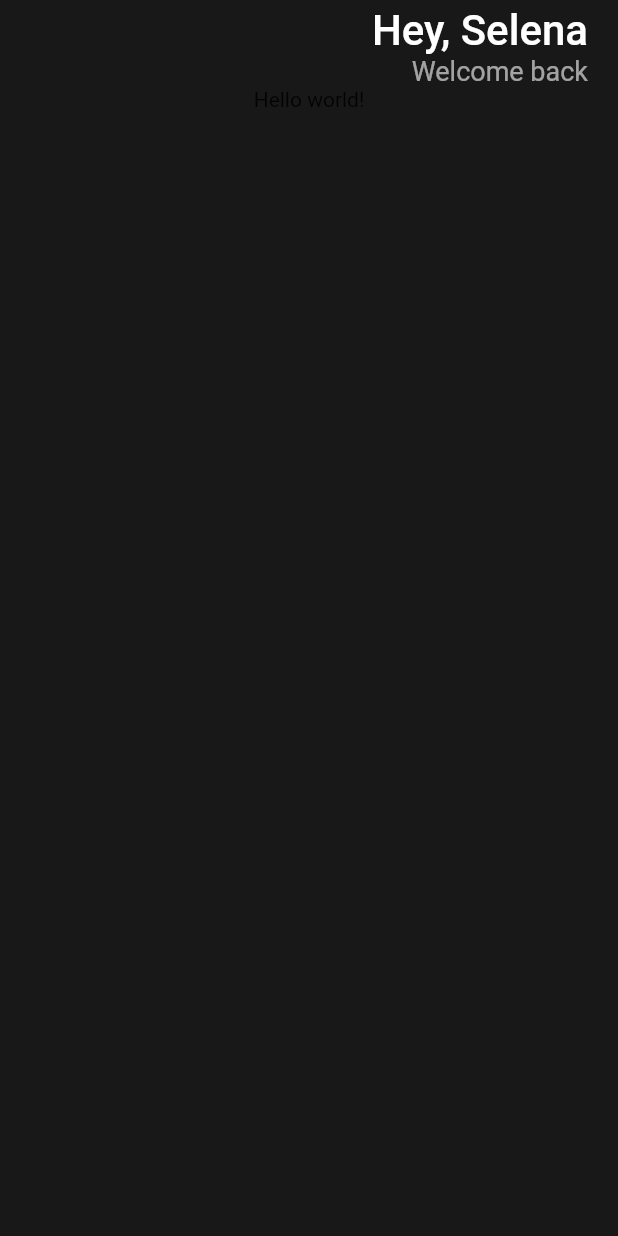
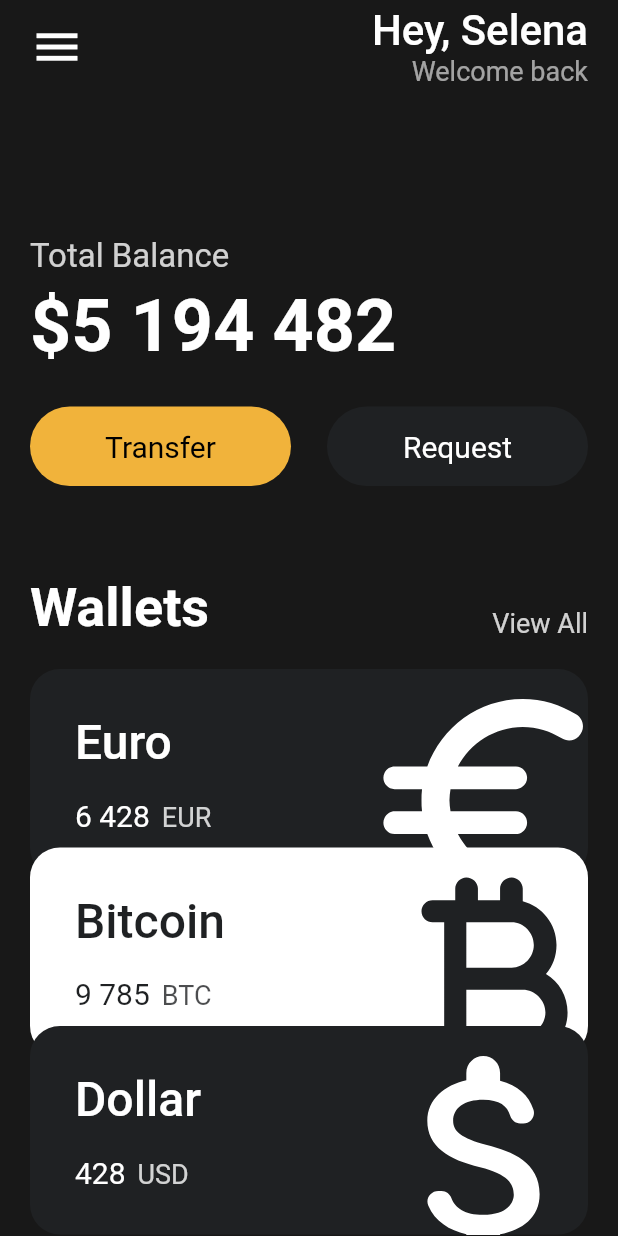
Before and after one commit to wonst-git/Flutter-Study, a Flutter app: the screen it shows after launch, on a phone screen of 412 x 824 dp. Run offline on Flutter 3.47's test engine with Material 2 defaults, Android fonts, the phone set to English and light mode, and no system bars.

Commit message:
#WalletUi - 완료
- 지갑 UI 만들기 완료

```diff
--- /dev/null
+++ b/WalletUi/lib/component/buttons.dart
@@ -0,0 +1,34 @@
+import 'package:flutter/material.dart';
+
+class Button extends StatelessWidget {
+  final String text;
+  final Color textColor;
+  final Color backgroundColor;
+
+  const Button({super.key, required this.text, required this.textColor, required this.backgroundColor});
+
+  @override
+  Widget build(BuildContext context) {
+    return Container(
+      decoration: BoxDecoration(
+        color: backgroundColor,
+        shape: BoxShape.rectangle,
+        borderRadius: BorderRadius.circular(40),
+      ),
+      alignment: Alignment.center,
+      child: Padding(
+        padding: const EdgeInsets.symmetric(
+          vertical: 15,
+          horizontal: 40,
+        ),
+        child: Text(
+          text,
+          style: TextStyle(
+            color: textColor,
+            fontSize: 20,
+          ),
+        ),
+      ),
+    );
+  }
+}
--- /dev/null
+++ b/WalletUi/lib/component/cards.dart
@@ -0,0 +1,80 @@
+import 'package:flutter/material.dart';
+import 'package:toonflix/model/currency_data.dart';
+
+class CurrencyCard extends StatelessWidget {
+  final CurrencyData currencyData;
+  final int index;
+
+  const CurrencyCard({super.key, required this.currencyData, required this.index});
+
+  @override
+  Widget build(BuildContext context) {
+    return Transform.translate(
+      offset: Offset(0, -20.0 * index),
+      child: Container(
+        clipBehavior: Clip.hardEdge,
+        decoration: BoxDecoration(
+          color: index.isOdd ? Colors.white : const Color(0xFF1F2123),
+          borderRadius: BorderRadius.circular(20),
+        ),
+        child: Padding(
+          padding: const EdgeInsets.all(30),
+          child: Row(
+            mainAxisAlignment: MainAxisAlignment.spaceBetween,
+            children: [
+              Column(
+                crossAxisAlignment: CrossAxisAlignment.start,
+                children: [
+                  Text(
+                    currencyData.name,
+                    style: TextStyle(
+                      color: index.isOdd ? const Color(0xFF1F2123) : Colors.white,
+                      fontSize: 32,
+                      fontWeight: FontWeight.w500,
+                    ),
+                  ),
+                  const SizedBox(
+                    height: 18,
+                  ),
+                  Row(
+                    crossAxisAlignment: CrossAxisAlignment.end,
+                    children: [
+                      Text(
+                        currencyData.amount,
+                        style: TextStyle(
+                          color: index.isOdd ? const Color(0xFF1F2123) : Colors.white,
+                          fontSize: 20,
+                        ),
+                      ),
+                      const SizedBox(
+                        width: 8,
+                      ),
+                      Text(
+                        currencyData.code,
+                        style: TextStyle(
+                          color: (index.isOdd ? const Color(0xFF1F2123) : Colors.white).withOpacity(0.8),
+                          fontSize: 18,
+                        ),
+                      ),
+                    ],
+                  ),
+                ],
+              ),
+              Transform.scale(
+                scale: 3,
+                child: Transform.translate(
+                  offset: const Offset(-2, 6),
+                  child: Icon(
+                    currencyData.icon,
+                    color: index.isOdd ? const Color(0xFF1F2123) : Colors.white,
+                    size: 60,
+                  ),
+                ),
+              ),
+            ],
+          ),
+        ),
+      ),
+    );
+  }
+}
--- a/WalletUi/lib/main.dart
+++ b/WalletUi/lib/main.dart
@@ -1,4 +1,8 @@
 import 'package:flutter/material.dart';
+import 'package:flutter/services.dart';
+import 'package:toonflix/component/buttons.dart';
+import 'package:toonflix/component/cards.dart';
+import 'package:toonflix/model/currency_data.dart';
 
 void main() {
   runApp(const App());
@@ -10,25 +14,40 @@ class App extends StatelessWidget {
   @override
   Widget build(BuildContext context) {
     var statusHeight = MediaQuery.of(context).viewPadding.top;
+    SystemChrome.setSystemUIOverlayStyle(const SystemUiOverlayStyle(statusBarColor: Colors.transparent));
+
+    List<CurrencyData> currencies = [
+      CurrencyData(name: 'Euro', code: 'EUR', amount: '6 428', icon: Icons.euro_rounded),
+      CurrencyData(name: 'Bitcoin', code: 'BTC', amount: '9 785', icon: Icons.currency_bitcoin_rounded),
+      CurrencyData(name: 'Dollar', code: 'USD', amount: '428', icon: Icons.attach_money_rounded),
+      CurrencyData(name: 'Dollar', code: 'USD', amount: '428', icon: Icons.attach_money_rounded),
+    ];
 
     return MaterialApp(
       home: Scaffold(
         backgroundColor: const Color(0xFF181818),
         body: Padding(
-          padding: EdgeInsets.symmetric(horizontal: 20),
+          padding: EdgeInsets.fromLTRB(20, statusHeight + 4, 20, 0),
+          child: CustomScrollView(
+            physics: const BouncingScrollPhysics(),
+            slivers: [
+              SliverToBoxAdapter(
                 child: Column(
+                  crossAxisAlignment: CrossAxisAlignment.start,
                   mainAxisAlignment: MainAxisAlignment.start,
                   children: [
-              SizedBox(
-                height: statusHeight + 4,
+                    Row(
+                      mainAxisAlignment: MainAxisAlignment.spaceBetween,
+                      children: [
+                        const Icon(
+                          Icons.menu,
+                          color: Colors.white,
+                          size: 36,
                         ),
-              Row(
-                mainAxisAlignment: MainAxisAlignment.end,
-                children: [
                         Column(
                           crossAxisAlignment: CrossAxisAlignment.end,
                           children: [
-                      Text(
+                            const Text(
                               'Hey, Selena',
                               style: TextStyle(color: Colors.white, fontSize: 28, fontWeight: FontWeight.w500),
                             ),
@@ -43,7 +62,93 @@ class App extends StatelessWidget {
                         ),
                       ],
                     ),
-              Text("Hello world!"),
+                    const SizedBox(
+                      height: 100,
+                    ),
+                    Text(
+                      'Total Balance',
+                      style: TextStyle(
+                        fontSize: 22,
+                        color: Colors.white.withOpacity(0.8),
+                      ),
+                    ),
+                    const SizedBox(
+                      height: 5,
+                    ),
+                    const Text(
+                      '\$5 194 482',
+                      style: TextStyle(
+                        fontSize: 48,
+                        fontWeight: FontWeight.w600,
+                        color: Colors.white,
+                      ),
+                    ),
+                    const SizedBox(
+                      height: 26,
+                    ),
+                    const Row(
+                      mainAxisAlignment: MainAxisAlignment.spaceBetween,
+                      mainAxisSize: MainAxisSize.max,
+                      children: [
+                        Expanded(
+                          flex: 1,
+                          child: Button(
+                            text: 'Transfer',
+                            textColor: Colors.black,
+                            backgroundColor: Color(0xFFF1B33B),
+                          ),
+                        ),
+                        SizedBox(
+                          width: 24,
+                        ),
+                        Expanded(
+                          flex: 1,
+                          child: Button(
+                            text: 'Request',
+                            textColor: Colors.white,
+                            backgroundColor: Color(0xFF1F2123),
+                          ),
+                        ),
+                      ],
+                    ),
+                    const SizedBox(
+                      height: 60,
+                    ),
+                    Row(
+                      mainAxisAlignment: MainAxisAlignment.spaceBetween,
+                      crossAxisAlignment: CrossAxisAlignment.end,
+                      children: [
+                        const Text(
+                          'Wallets',
+                          style: TextStyle(
+                            color: Colors.white,
+                            fontSize: 36,
+                            fontWeight: FontWeight.w600,
+                          ),
+                        ),
+                        Text(
+                          'View All',
+                          style: TextStyle(
+                            color: Colors.white.withOpacity(0.8),
+                            fontSize: 18,
+                          ),
+                        ),
+                      ],
+                    ),
+                    const SizedBox(
+                      height: 20,
+                    ),
+                  ],
+                ),
+              ),
+              SliverList(
+                delegate: SliverChildBuilderDelegate(
+                  (BuildContext context, int index) {
+                    return CurrencyCard(currencyData: currencies[index], index: index);
+                  },
+                  childCount: currencies.length,
+                ),
+              ),
             ],
           ),
         ),
@@ -51,123 +156,3 @@ class App extends StatelessWidget {
     );
   }
 }
-
-class MyApp extends StatelessWidget {
-  const MyApp({super.key});
-
-  // This widget is the root of your application.
-  @override
-  Widget build(BuildContext context) {
-    return MaterialApp(
-      title: 'Flutter Demo',
-      theme: ThemeData(
-        // This is the theme of your application.
-        //
-        // TRY THIS: Try running your application with "flutter run". You'll see
-        // the application has a blue toolbar. Then, without quitting the app,
-        // try changing the seedColor in the colorScheme below to Colors.green
-        // and then invoke "hot reload" (save your changes or press the "hot
-        // reload" button in a Flutter-supported IDE, or press "r" if you used
-        // the command line to start the app).
-        //
-        // Notice that the counter didn't reset back to zero; the application
-        // state is not lost during the reload. To reset the state, use hot
-        // restart instead.
-        //
-        // This works for code too, not just values: Most code changes can be
-        // tested with just a hot reload.
-        colorScheme: ColorScheme.fromSeed(seedColor: Colors.blue),
-        useMaterial3: true,
-      ),
-      home: const MyHomePage(title: 'Flutter Demo Home Page'),
-    );
-  }
-}
-
-class MyHomePage extends StatefulWidget {
-  const MyHomePage({super.key, required this.title});
-
-  // This widget is the home page of your application. It is stateful, meaning
-  // that it has a State object (defined below) that contains fields that affect
-  // how it looks.
-
-  // This class is the configuration for the state. It holds the values (in this
-  // case the title) provided by the parent (in this case the App widget) and
-  // used by the build method of the State. Fields in a Widget subclass are
-  // always marked "final".
-
-  final String title;
-
-  @override
-  State<MyHomePage> createState() => _MyHomePageState();
-}
-
-class _MyHomePageState extends State<MyHomePage> {
-  int _counter = 0;
-
-  void _incrementCounter() {
-    setState(() {
-      // This call to setState tells the Flutter framework that something has
-      // changed in this State, which causes it to rerun the build method below
-      // so that the display can reflect the updated values. If we changed
-      // _counter without calling setState(), then the build method would not be
-      // called again, and so nothing would appear to happen.
-      _counter++;
-    });
-  }
-
-  @override
-  Widget build(BuildContext context) {
-    // This method is rerun every time setState is called, for instance as done
-    // by the _incrementCounter method above.
-    //
-    // The Flutter framework has been optimized to make rerunning build methods
-    // fast, so that you can just rebuild anything that needs updating rather
-    // than having to individually change instances of widgets.
-    return Scaffold(
-      appBar: AppBar(
-        // TRY THIS: Try changing the color here to a specific color (to
-        // Colors.amber, perhaps?) and trigger a hot reload to see the AppBar
-        // change color while the other colors stay the same.
-        backgroundColor: Theme.of(context).colorScheme.inversePrimary,
-        // Here we take the value from the MyHomePage object that was created by
-        // the App.build method, and use it to set our appbar title.
-        title: Text(widget.title),
-      ),
-      body: Center(
-        // Center is a layout widget. It takes a single child and positions it
-        // in the middle of the parent.
-        child: Column(
-          // Column is also a layout widget. It takes a list of children and
-          // arranges them vertically. By default, it sizes itself to fit its
-          // children horizontally, and tries to be as tall as its parent.
-          //
-          // Column has various properties to control how it sizes itself and
-          // how it positions its children. Here we use mainAxisAlignment to
-          // center the children vertically; the main axis here is the vertical
-          // axis because Columns are vertical (the cross axis would be
-          // horizontal).
-          //
-          // TRY THIS: Invoke "debug painting" (choose the "Toggle Debug Paint"
-          // action in the IDE, or press "p" in the console), to see the
-          // wireframe for each widget.
-          mainAxisAlignment: MainAxisAlignment.center,
-          children: <Widget>[
-            const Text(
-              'You have pushed the button this many times:',
-            ),
-            Text(
-              '$_counter',
-              style: Theme.of(context).textTheme.headlineMedium,
-            ),
-          ],
-        ),
-      ),
-      floatingActionButton: FloatingActionButton(
-        onPressed: _incrementCounter,
-        tooltip: 'Increment',
-        child: const Icon(Icons.add),
-      ), // This trailing comma makes auto-formatting nicer for build methods.
-    );
-  }
-}
--- /dev/null
+++ b/WalletUi/lib/model/currency_data.dart
@@ -0,0 +1,15 @@
+import 'package:flutter/material.dart';
+
+class CurrencyData {
+  final String name;
+  final String code;
+  final String amount;
+  final IconData icon;
+
+  CurrencyData({
+    required this.name,
+    required this.code,
+    required this.amount,
+    required this.icon,
+  });
+}
```
Also changed, not shown: 1 other file. Lines whose indentation alone changed are shown as unchanged.
